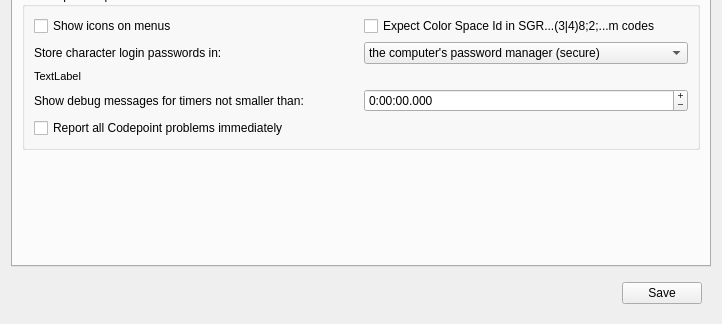
First picture: the form in src/ui/profile_preferences.ui, repository Mudlet/Mudlet, before the edit; both pictures show x 0 to 722 and y 333 to 657 of the 722 by 657 pixel window.
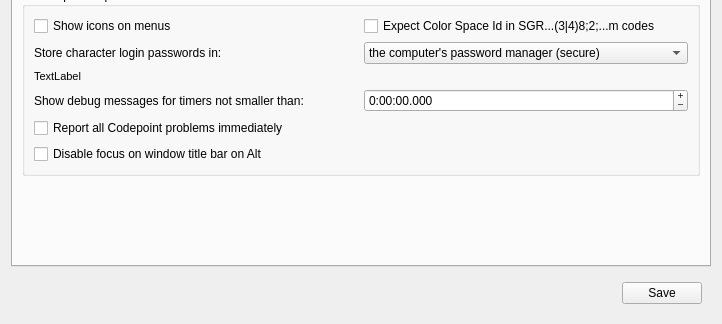
Second picture: the form after the edit. The open tabs and pages were chosen to show the change. Icons and pictures are not drawn. Custom widgets are drawn as their Qt base class.

Commit message: take on alt focus menu bar disable

```diff
--- a/src/ui/profile_preferences.ui
+++ b/src/ui/profile_preferences.ui
@@ -3487,6 +3487,13 @@
             </property>
            </widget>
           </item>
+          <item row="6" column="0" colspan="2">
+           <widget class="QCheckBox" name="checkBox_disableAltFocus">
+            <property name="text">
+             <string>Disable focus on window title bar on Alt</string>
+            </property>
+           </widget>
+          </item>
          </layout>
         </widget>
        </item>
```
The commit also changes 3 other files.
